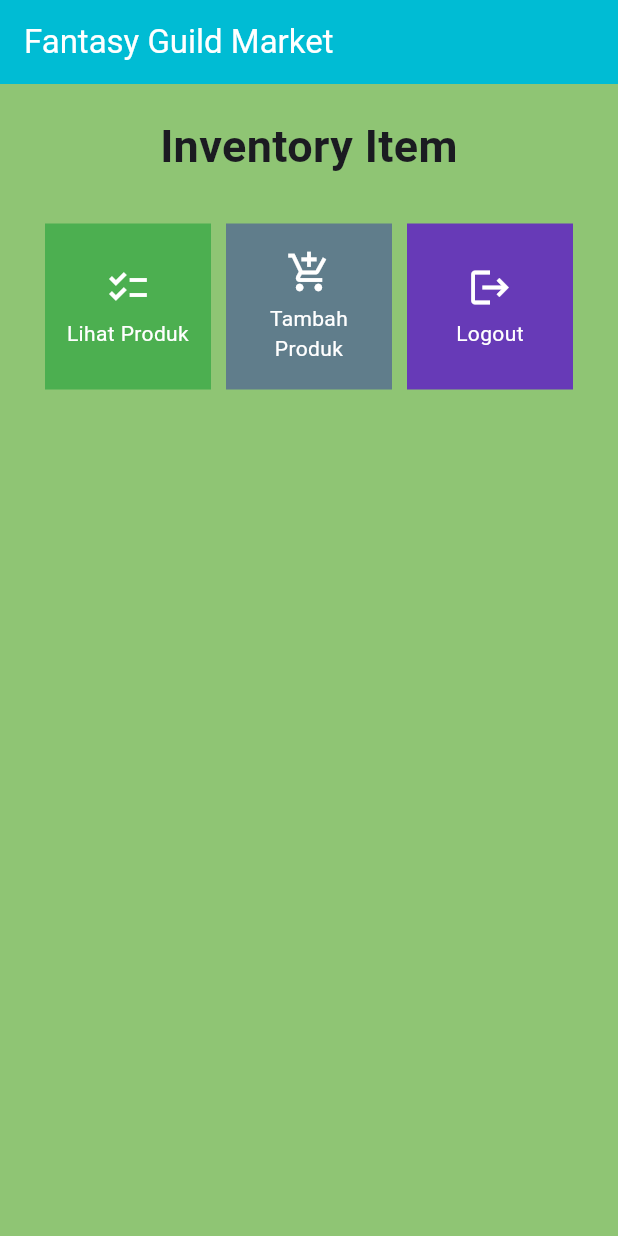
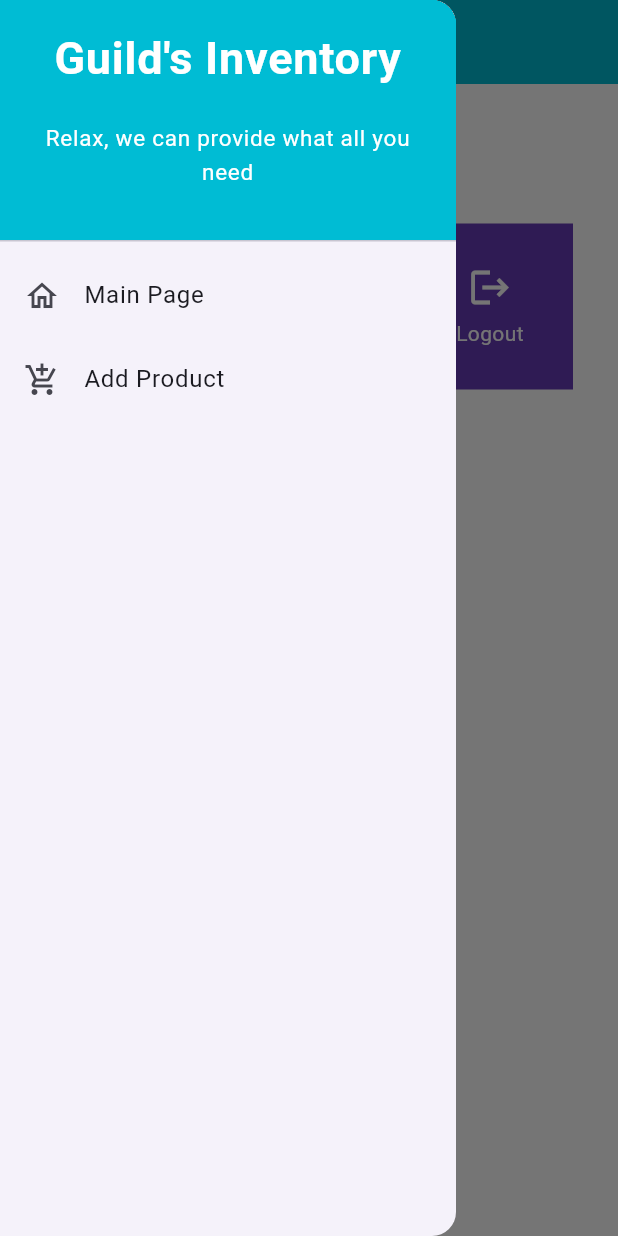
Before and after one commit to fikrirmdhna/fantasy-guild-market-mobile, a Flutter app: the screen it shows after launch, with the side drawer open (before the commit the screen has no drawer), on a phone screen of 412 x 824 dp. Run offline on Flutter 3.47's test engine with Material 2 defaults, Android fonts, the light colour scheme and no system bars.

Commit message:
mengerjakan tugas 8 #1

```diff
--- a/lib/main.dart
+++ b/lib/main.dart
@@ -1,5 +1,5 @@
 import 'package:flutter/material.dart';
-import 'package:fantasy_guild_market_mobile/menu.dart';
+import 'package:fantasy_guild_market_mobile/screens/menu.dart';
 
 void main() {
   runApp(const MyApp());
@@ -30,7 +30,7 @@
         // This works for code too, not just values: Most code changes can be
         // tested with just a hot reload.
         colorScheme: ColorScheme.fromSeed(seedColor: Colors.indigo),
-        scaffoldBackgroundColor: const Color.fromARGB(255, 143, 197, 116),
+        scaffoldBackgroundColor: const Color.fromARGB(255, 255, 255, 255),
         useMaterial3: true,
       ),
       home: MyHomePage(),
--- a/lib/menu.dart
+++ b/lib/screens/menu.dart
@@ -1,11 +1,13 @@
 import 'package:flutter/material.dart';
+import 'package:fantasy_guild_market_mobile/widgets/left_drawer.dart';
+import 'package:fantasy_guild_market_mobile/widgets/product_card.dart';
 
 class MyHomePage extends StatelessWidget {
   MyHomePage({Key? key}) : super(key: key);
 
   final List<InventoryItem> items = [
-      InventoryItem("Lihat Produk", Icons.checklist, Colors.green),
-      InventoryItem("Tambah Produk", Icons.add_shopping_cart, Colors.blueGrey),
+      InventoryItem("Show Product", Icons.checklist, Colors.green),
+      InventoryItem("Add Product", Icons.add_shopping_cart, Colors.blueGrey),
       InventoryItem("Logout", Icons.logout, Colors.deepPurple),
   ];
 
@@ -28,6 +30,7 @@
               style: TextStyle(color: Colors.white),
             ),
           ),
+          drawer: const LeftDrawer(),
           body: SingleChildScrollView(
             // Widget wrapper yang dapat discroll
             child: Padding(
@@ -68,56 +71,3 @@
         );
     }
 }
-
-class InventoryItem {
-  final String name;
-  final IconData icon;
-  final Color color;
-
-  InventoryItem(this.name, this.icon, this.color);
-}
-
-class InventoryCard extends StatelessWidget {
-  final InventoryItem item;
-
-  const InventoryCard(this.item, {super.key}); // Constructor
-
-  @override
-  Widget build(BuildContext context) {
-    return Material(
-      color: item.color,
-      child: InkWell(
-        // Area responsive terhadap sentuhan
-        onTap: () {
-          // Memunculkan SnackBar ketika diklik
-          ScaffoldMessenger.of(context)
-            ..hideCurrentSnackBar()
-            ..showSnackBar(SnackBar(
-                content: Text("Kamu telah menekan tombol ${item.name}!")));
-        },
-        child: Container(
-          // Container untuk menyimpan Icon dan Text
-          padding: const EdgeInsets.all(8),
-          child: Center(
-            child: Column(
-              mainAxisAlignment: MainAxisAlignment.center,
-              children: [
-                Icon(
-                  item.icon,
-                  color: Colors.white,
-                  size: 30.0,
-                ),
-                const Padding(padding: EdgeInsets.all(3)),
-                Text(
-                  item.name,
-                  textAlign: TextAlign.center,
-                  style: const TextStyle(color: Colors.white),
-                ),
-              ],
-            ),
-          ),
-        ),
-      ),
-    );
-  }
-}
--- /dev/null
+++ b/lib/widgets/left_drawer.dart
@@ -0,0 +1,72 @@
+import 'package:fantasy_guild_market_mobile/screens/product_form.dart';
+import 'package:flutter/material.dart';
+import 'package:fantasy_guild_market_mobile/screens/menu.dart';
+
+class LeftDrawer extends StatelessWidget {
+  const LeftDrawer({super.key});
+
+  @override
+  Widget build(BuildContext context) {
+    return Drawer(
+      child: ListView(
+        children: [
+          const DrawerHeader(
+            // TODO: Bagian drawer header
+              decoration: BoxDecoration(
+              color: Colors.cyan,
+            ),
+            child: Column(
+              children: [
+                Text(
+                  'Guild\'s Inventory',
+                  textAlign: TextAlign.center,
+                  style: TextStyle(
+                    fontSize: 30,
+                    fontWeight: FontWeight.bold,
+                    color: Colors.white,
+                  ),
+                ),
+                Padding(padding: EdgeInsets.all(10)),
+                Text("Relax, we can provide what all you need",
+                    // TODO: Tambahkan gaya teks dengan center alignment, font ukuran 15, warna putih, dan weight biasa
+                    textAlign: TextAlign.center,
+                    style: TextStyle(fontSize: 15, fontWeight:FontWeight.normal, color: Colors.white),
+                    ),
+              ],
+            ),
+          ),
+          // TODO: Bagian routing
+          ListTile(
+            leading: const Icon(Icons.home_outlined),
+            title: const Text('Main Page'),
+            // Bagian redirection ke MyHomePage
+            onTap: () {
+              Navigator.pushReplacement(
+                  context,
+                  MaterialPageRoute(
+                    builder: (context) => MyHomePage(),
+                  ));
+            },
+          ),
+          ListTile(
+            leading: const Icon(Icons.add_shopping_cart),
+            title: const Text('Add Product'),
+            // Bagian redirection ke ProductFormPage
+            onTap: () {
+              /*
+              TODO: Buatlah routing ke ProductFormPage di sini,
+              setelah halaman ProductFormPage sudah dibuat.
+              */
+              Navigator.pushReplacement(
+                context,
+                MaterialPageRoute(
+                  builder: (context) => const ProductFormPage()
+                ));
+            },
+          ),
+
+        ],
+      ),
+    );
+  }
+}
--- /dev/null
+++ b/lib/widgets/product_card.dart
@@ -0,0 +1,59 @@
+import 'package:flutter/material.dart';
+import 'package:fantasy_guild_market_mobile/screens/product_form.dart';
+
+class InventoryItem {
+  final String name;
+  final IconData icon;
+  final Color color;
+
+  InventoryItem(this.name, this.icon, this.color);
+}
+
+class InventoryCard extends StatelessWidget {
+  final InventoryItem item;
+
+  const InventoryCard(this.item, {super.key}); // Constructor
+
+  @override
+  Widget build(BuildContext context) {
+    return Material(
+      color: item.color,
+      child: InkWell(
+        // Area responsive terhadap sentuhan
+        onTap: () {
+          // Memunculkan SnackBar ketika diklik
+          ScaffoldMessenger.of(context)
+            ..hideCurrentSnackBar()
+            ..showSnackBar(SnackBar(
+                content: Text("You just clicked the ${item.name} button!")));
+                 if (item.name == "Add Product") {
+                  // TODO: Gunakan Navigator.push untuk melakukan navigasi ke MaterialPageRoute yang mencakup ShopFormPage.
+                  Navigator.push(context, MaterialPageRoute(builder: (context) => const ProductFormPage()));
+                }
+        },
+        child: Container(
+          // Container untuk menyimpan Icon dan Text
+          padding: const EdgeInsets.all(8),
+          child: Center(
+            child: Column(
+              mainAxisAlignment: MainAxisAlignment.center,
+              children: [
+                Icon(
+                  item.icon,
+                  color: Colors.white,
+                  size: 30.0,
+                ),
+                const Padding(padding: EdgeInsets.all(3)),
+                Text(
+                  item.name,
+                  textAlign: TextAlign.center,
+                  style: const TextStyle(color: Colors.white),
+                ),
+              ],
+            ),
+          ),
+        ),
+      ),
+    );
+  }
+}
```
Also changed, not shown: lib/screens/product_form.dart (added, +168 -0 lines).
